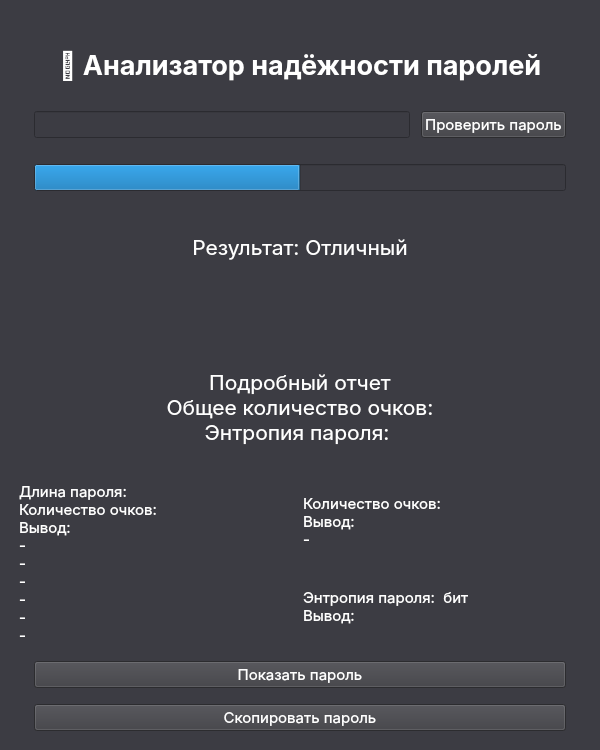
This is app.ui in Sk1lizz/password_check as Qt 5 draws it before an edit. The edited form follows.
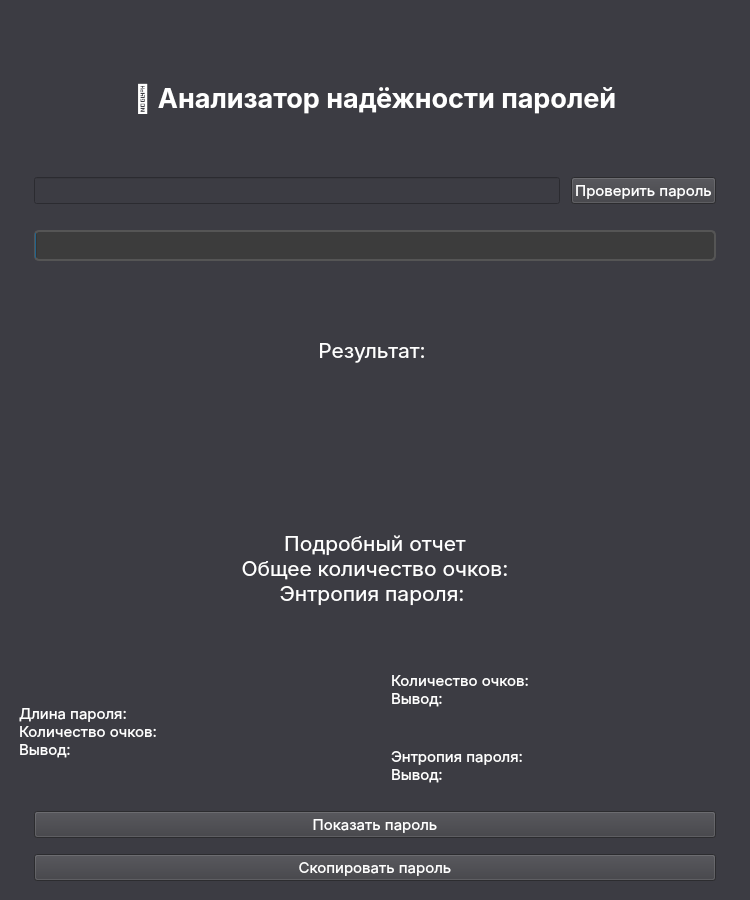
This is the edited form. Icons and pictures are not drawn.

Diff of the .ui file:
```diff
--- a/app.ui
+++ b/app.ui
@@ -6,20 +6,20 @@
    <rect>
     <x>0</x>
     <y>0</y>
-    <width>600</width>
-    <height>750</height>
+    <width>750</width>
+    <height>900</height>
    </rect>
   </property>
   <property name="minimumSize">
    <size>
-    <width>500</width>
-    <height>600</height>
+    <width>750</width>
+    <height>900</height>
    </size>
   </property>
   <property name="maximumSize">
    <size>
-    <width>750</width>
-    <height>900</height>
+    <width>1500</width>
+    <height>1800</height>
    </size>
   </property>
   <property name="windowTitle">
@@ -48,6 +48,12 @@
 
 QPushButton:pressed {
     background-color: #6d6d75;
+}
+
+QProgressBar {
+	border: 2px solid #555555;
+    border-radius: 5px;
+    background-color: #3c3c3c;
 }</string>
   </property>
   <widget class="QWidget" name="centralwidget">
@@ -215,7 +221,7 @@
       <item>
        <widget class="QProgressBar" name="status_bar">
         <property name="value">
-         <number>50</number>
+         <number>0</number>
         </property>
         <property name="textVisible">
          <bool>false</bool>
@@ -265,7 +271,7 @@
        <string notr="true">font-size: 16pt;</string>
       </property>
       <property name="text">
-       <string>Результат: Отличный</string>
+       <string>Результат: </string>
       </property>
       <property name="alignment">
        <set>Qt::AlignmentFlag::AlignCenter</set>
@@ -295,8 +301,8 @@
       </property>
       <property name="text">
        <string>Подробный отчет
-Общее количество очков: &lt;score&gt;
-Энтропия пароля: &lt;score_entropy&gt;</string>
+Общее количество очков: 
+Энтропия пароля: </string>
       </property>
       <property name="alignment">
        <set>Qt::AlignmentFlag::AlignCenter</set>
@@ -321,44 +327,31 @@
     </item>
     <item>
      <layout class="QGridLayout" name="layout_full_text">
-      <item row="0" column="2">
-       <widget class="QLabel" name="lbl_second_text">
-        <property name="text">
-         <string>Количество очков: &lt;score&gt; Вывод: -</string>
-        </property>
-       </widget>
-      </item>
-      <item row="0" column="0" rowspan="2">
-       <spacer name="spacer1_3">
-        <property name="orientation">
-         <enum>Qt::Orientation::Horizontal</enum>
-        </property>
-        <property name="sizeType">
-         <enum>QSizePolicy::Policy::Fixed</enum>
-        </property>
-        <property name="sizeHint" stdset="0">
-         <size>
-          <width>10</width>
-          <height>20</height>
-         </size>
-        </property>
-       </spacer>
-      </item>
       <item row="0" column="1" rowspan="2">
        <widget class="QLabel" name="lbl_first_text">
         <property name="text">
-         <string>Длина пароля: &lt;len&gt; Количество очков: &lt;score&gt;
-Вывод: 
--
--
--
--
--
--</string>
+         <string>Длина пароля:  Количество очков: 
+Вывод:</string>
         </property>
        </widget>
       </item>
-      <item row="0" column="3" rowspan="2">
+      <item row="0" column="0" rowspan="2">
+       <spacer name="spacer1_3">
+        <property name="orientation">
+         <enum>Qt::Orientation::Horizontal</enum>
+        </property>
+        <property name="sizeType">
+         <enum>QSizePolicy::Policy::Fixed</enum>
+        </property>
+        <property name="sizeHint" stdset="0">
+         <size>
+          <width>10</width>
+          <height>20</height>
+         </size>
+        </property>
+       </spacer>
+      </item>
+      <item row="0" column="4" rowspan="2">
        <spacer name="spacer2_3">
         <property name="orientation">
          <enum>Qt::Orientation::Horizontal</enum>
@@ -374,14 +367,43 @@
         </property>
        </spacer>
       </item>
-      <item row="1" column="2">
-       <widget class="QLabel" name="lbl_therd_text">
+      <item row="0" column="3">
+       <widget class="QLabel" name="lbl_second_text">
         <property name="text">
-         <string>Энтропия пароля: &lt;score_entropy&gt; бит
+         <string>Количество очков:  Вывод: </string>
+        </property>
+       </widget>
+      </item>
+      <item row="1" column="3">
+       <widget class="QLabel" name="lbl_third_text">
+        <property name="minimumSize">
+         <size>
+          <width>0</width>
+          <height>0</height>
+         </size>
+        </property>
+        <property name="text">
+         <string>Энтропия пароля:  
 Вывод:</string>
         </property>
        </widget>
       </item>
+      <item row="0" column="2" rowspan="2">
+       <spacer name="spacer1_6">
+        <property name="orientation">
+         <enum>Qt::Orientation::Horizontal</enum>
+        </property>
+        <property name="sizeType">
+         <enum>QSizePolicy::Policy::Fixed</enum>
+        </property>
+        <property name="sizeHint" stdset="0">
+         <size>
+          <width>25</width>
+          <height>20</height>
+         </size>
+        </property>
+       </spacer>
+      </item>
      </layout>
     </item>
     <item>
```
Left out of the diff: 10 changed lines with no effect on the pictures.
